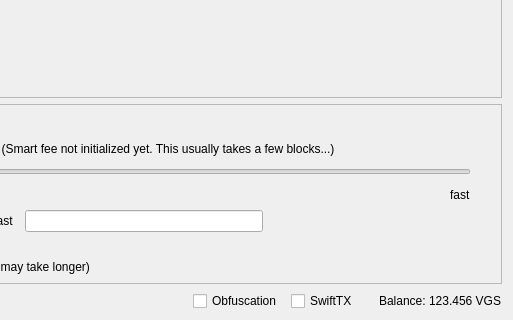
midnight-miner/LasVegasCoin, file src/qt/forms/sendcoinsdialog.ui: the form before one commit; both pictures show x 337 to 850 and y 290 to 610 of the 850 by 610 pixel window.
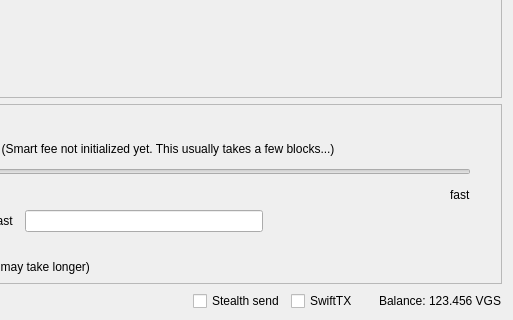
The form after the commit. Icons and pictures are not drawn. Custom widgets are drawn as their Qt base class.

Diff of the .ui file:
```diff
--- a/src/qt/forms/sendcoinsdialog.ui
+++ b/src/qt/forms/sendcoinsdialog.ui
@@ -1393,7 +1393,7 @@
           </size>
          </property>
          <property name="text">
-          <string>Obfuscation</string>
+          <string>Stealth send</string>
          </property>
          <property name="checked">
           <bool>false</bool>
```
